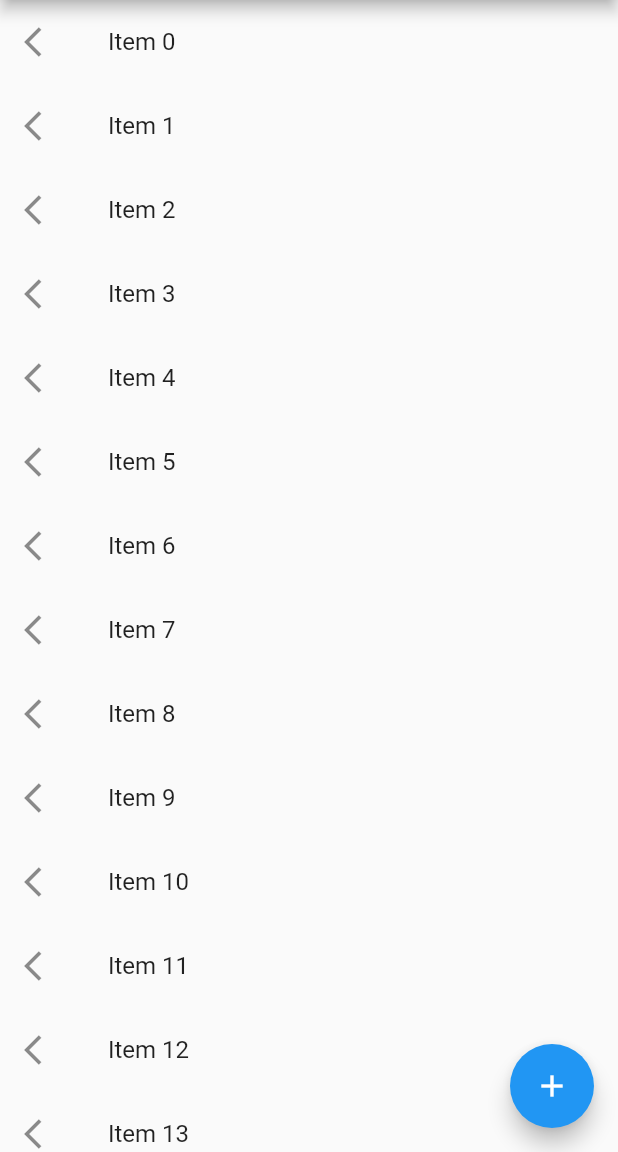
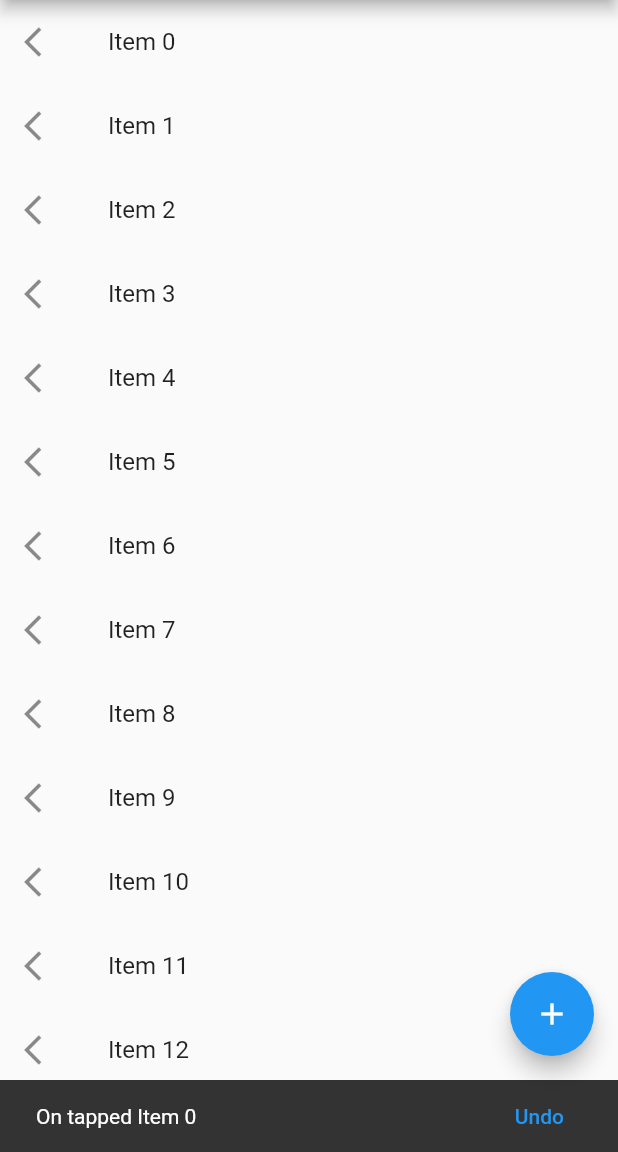
Before and after one commit to IsuruBRanapana/Flutter-1, a Flutter app: the screen it shows after launch, after a tap on an icon or button, on a phone screen of 412 x 824 dp, the part 84-1236 px from its top. Run offline on Flutter 3.47's test engine with Material 2 defaults, Android fonts, the phone set to English and light mode, and no system bars.

Commit message:
Learning objectives of Flutter

```diff
--- a/Flutter/sample_project03/lib/main.dart
+++ b/Flutter/sample_project03/lib/main.dart
@@ -19,7 +19,21 @@ void main(){
 
     )
     )
-;}
+;}//main method
+void showSnackBar(BuildContext context,String item){
+  var snackbar=SnackBar(
+    content: Text("On tapped $item"),
+    action: SnackBarAction(
+      label: "Undo",
+      onPressed: (){
+        debugPrint("Temperarly restroe function");
+      },
+    ),
+
+  );
+  Scaffold.of(context).showSnackBar(snackbar);
+
+}
 List<String> getelements(){
   var items=List.generate(100, (counter)=>"Item $counter");
   return items;
@@ -31,7 +45,8 @@ Widget getlistview(){
       return ListTile(title: Text(widgetitems[index]),
       leading: Icon(Icons.arrow_back_ios),
       onTap: (){
-        debugPrint("You allow ${widgetitems[index]}");
+        showSnackBar(context, widgetitems[index]);
+        //debugPrint("You allow ${widgetitems[index]}");
       },);
     }
     ,);
```
